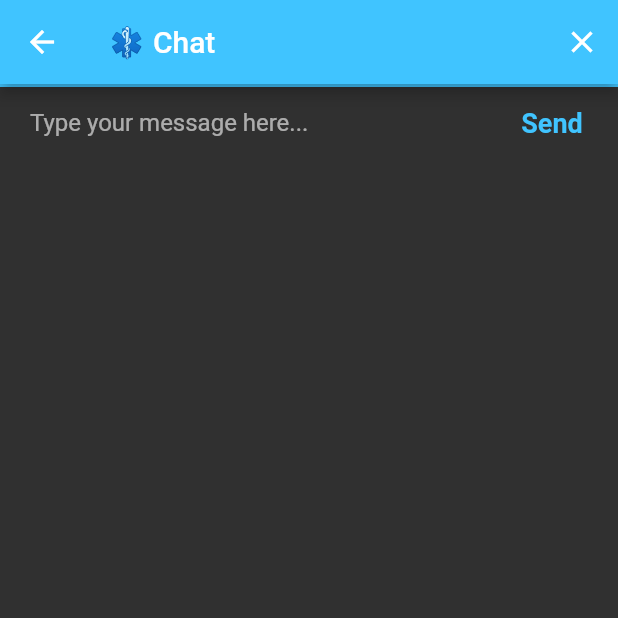
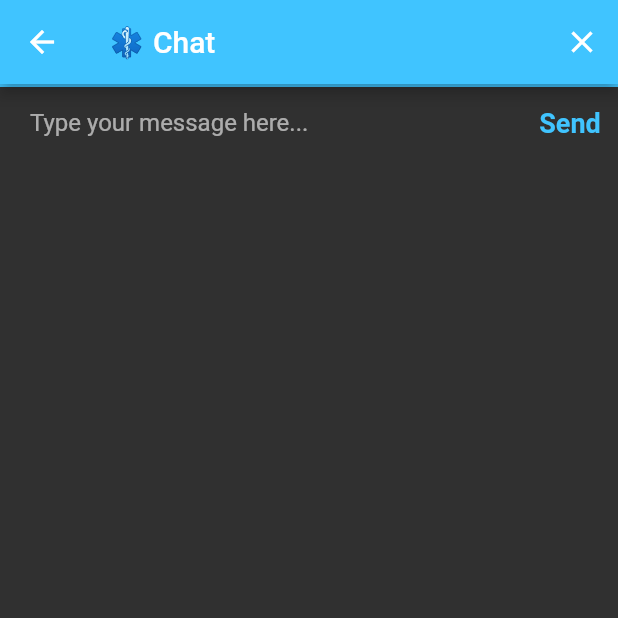
Before and after one commit to Muthulingam2002/Medtrackz, a Flutter app: the ChatScreen screen opened by its route, on a phone screen of 412 x 824 dp, the top half of it. Run offline on Flutter 3.47's test engine with Material 2 defaults, Android fonts, the phone set to English and light mode, and no system bars; our stand-ins replace material_design_icons_flutter.

Commit message:
minor ui changes

```diff
--- a/lib/main.dart
+++ b/lib/main.dart
@@ -13,7 +13,7 @@ class FlashChat extends StatelessWidget {
     return MaterialApp(
       theme: ThemeData.dark().copyWith(
         textTheme: TextTheme(
-          body1: TextStyle(color: Colors.black54),
+          bodyText2: TextStyle(color: Colors.black54),
         ),
       ),
       initialRoute: 'welcome_screen',
--- a/lib/screens/chat_screen.dart
+++ b/lib/screens/chat_screen.dart
@@ -40,7 +40,7 @@ class _ChatScreenState extends State<ChatScreen> {
                       decoration: kMessageTextFieldDecoration,
                     ),
                   ),
-                  FlatButton(
+                  TextButton(
                     onPressed: () {
                       //Implement send functionality.
                     },
```
Also changed, not shown: pubspec.lock (added), 1 other file.
